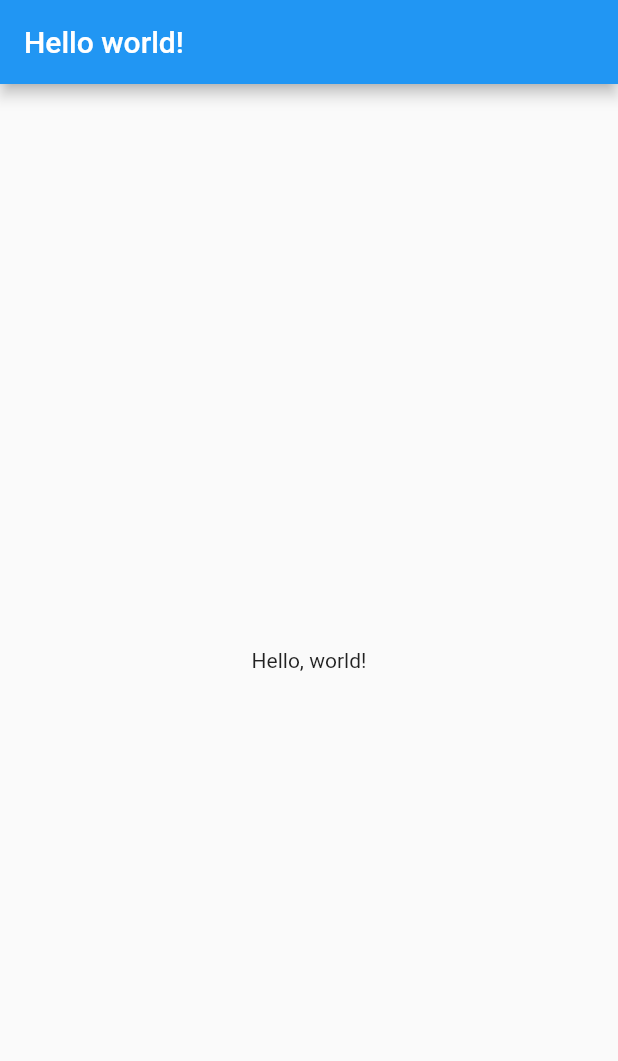
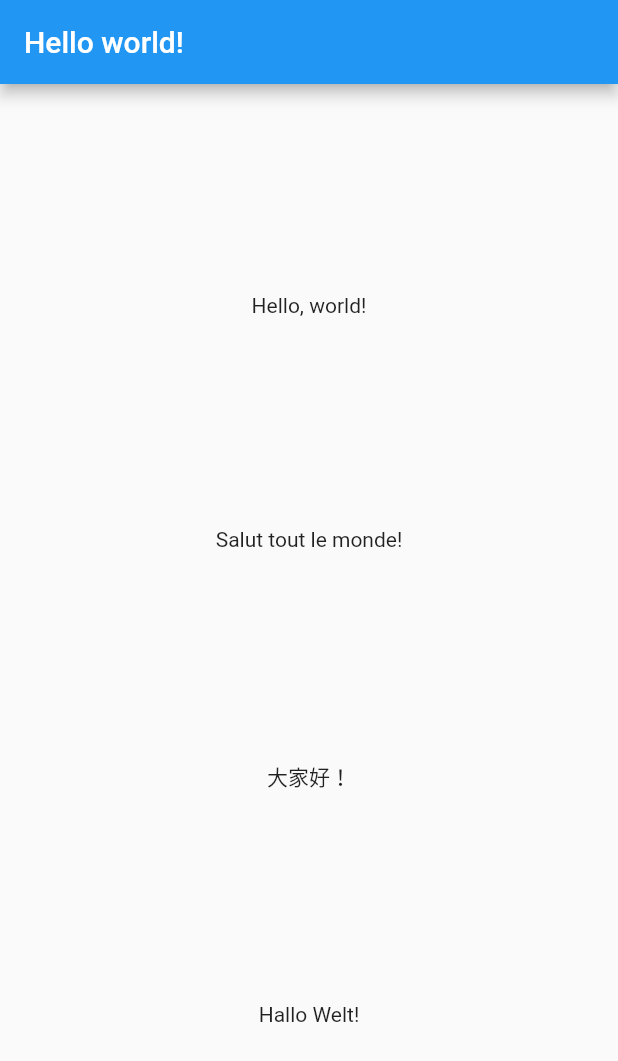
Before and after one commit to songyang-dev/vanier-mobile-default-app, a Flutter app: the screen it shows after launch, on a phone screen of 412 x 824 dp. Shown: the top 1061 px of the screen. Run offline on Flutter 3.47's test engine with Material 2 defaults, Android fonts, the phone set to English and light mode, and no system bars.

Commit message:
Translation column

```diff
--- a/lib/main.dart
+++ b/lib/main.dart
@@ -31,7 +31,15 @@ class SayHelloWorld extends StatelessWidget {
   @override
   Widget build(BuildContext context) {
     return const Center(
-      child: Text('Hello, world!', textDirection: TextDirection.ltr),
+      child: Column(
+        mainAxisAlignment: MainAxisAlignment.spaceEvenly,
+        children: [
+          Text('Hello, world!'),
+          Text('Salut tout le monde!'),
+          Text('大家好！'),
+          Text('Hallo Welt!'),
+        ],
+      ),
     );
   }
 }
```
